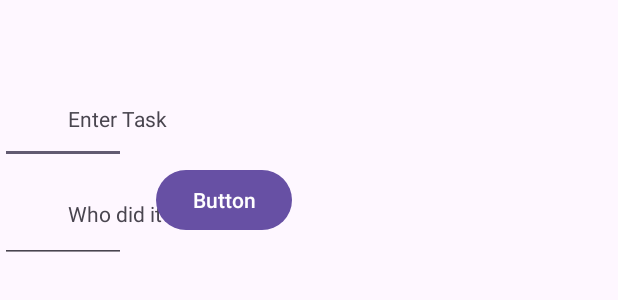
After one commit to rs-bm/Oct7, an Android app: the layout input_fragment.xml on its own in the app's theme, with its tools: preview values and no code run, on a phone screen of 412 x 824 dp. The commit adds this screen. Shown: the top 300 px of the screen. Run offline under Robolectric (Android 15) with nearby library versions, the phone set to English and light mode, and no system bars.

Commit message:
fragments and layouts created

```diff
--- a/app/build.gradle.kts
+++ b/app/build.gradle.kts
@@ -37,6 +37,7 @@ dependencies {
     implementation(libs.material)
     implementation(libs.activity)
     implementation(libs.constraintlayout)
+    implementation(libs.fragment)
     testImplementation(libs.junit)
     androidTestImplementation(libs.ext.junit)
     androidTestImplementation(libs.espresso.core)
--- /dev/null
+++ b/app/src/main/java/com/example/oct7/ListFragment.java
@@ -0,0 +1,6 @@
+package com.example.oct7;
+
+import androidx.fragment.app.Fragment;
+
+public class ListFragment extends Fragment {
+}
--- /dev/null
+++ b/app/src/main/res/layout/input_fragment.xml
@@ -0,0 +1,61 @@
+<androidx.constraintlayout.widget.ConstraintLayout xmlns:android="http://schemas.android.com/apk/res/android"
+    xmlns:app="http://schemas.android.com/apk/res-auto"
+    xmlns:tools="http://schemas.android.com/tools"
+    android:id="@+id/main"
+    android:layout_width="match_parent"
+    android:layout_height="match_parent"
+    tools:context=".InputFragment">
+
+
+    <TextView
+        android:id="@+id/enter_task"
+        android:layout_width="wrap_content"
+        android:layout_height="wrap_content"
+        android:layout_marginStart="45dp"
+        android:layout_marginTop="69dp"
+        android:text="@string/enter_task"
+        app:layout_constraintStart_toStartOf="parent"
+        app:layout_constraintTop_toTopOf="parent"
+        tools:ignore="MissingConstraints" />
+
+    <TextView
+        android:id="@+id/who_did_it"
+        android:layout_width="wrap_content"
+        android:layout_height="wrap_content"
+        android:layout_marginTop="44dp"
+        android:text="@string/who_did_it"
+        app:layout_constraintStart_toStartOf="@+id/enter_task"
+        app:layout_constraintTop_toBottomOf="@+id/enter_task"
+        tools:ignore="MissingConstraints" />
+
+    <EditText
+        android:id="@+id/enter_task_et"
+        android:layout_width="84dp"
+        android:layout_height="50dp"
+        android:layout_marginTop="-10dp"
+        android:inputType="text"
+        app:layout_constraintTop_toTopOf="@+id/enter_task"
+        tools:ignore="MissingConstraints"
+        tools:layout_editor_absoluteX="184dp" />
+
+    <EditText
+        android:id="@+id/who_did_it_et"
+        android:layout_width="84dp"
+        android:layout_height="50dp"
+        android:layout_marginTop="16dp"
+        android:inputType="text"
+        app:layout_constraintStart_toStartOf="@+id/enter_task_et"
+        app:layout_constraintTop_toBottomOf="@+id/enter_task_et"
+        tools:ignore="MissingConstraints" />
+
+    <Button
+        android:id="@+id/button"
+        android:layout_width="wrap_content"
+        android:layout_height="wrap_content"
+        android:layout_marginStart="20dp"
+        android:text="Button"
+        app:layout_constraintStart_toEndOf="@+id/who_did_it_et"
+        app:layout_constraintTop_toBottomOf="@+id/enter_task_et" />
+
+
+</androidx.constraintlayout.widget.ConstraintLayout>
--- a/app/src/main/res/values/strings.xml
+++ b/app/src/main/res/values/strings.xml
@@ -1,3 +1,5 @@
 <resources>
     <string name="app_name">Oct7</string>
+    <string name="enter_task">Enter Task</string>
+    <string name="who_did_it">Who did it?</string>
 </resources>
--- a/gradle/libs.versions.toml
+++ b/gradle/libs.versions.toml
@@ -7,6 +7,7 @@ appcompat = "1.7.1"
 material = "1.13.0"
 activity = "1.11.0"
 constraintlayout = "2.2.1"
+fragment = "1.8.9"
 
 [libraries]
 junit = { group = "junit", name = "junit", version.ref = "junit" }
@@ -16,6 +17,7 @@ appcompat = { group = "androidx.appcompat", name = "appcompat", version.ref = "a
 material = { group = "com.google.android.material", name = "material", version.ref = "material" }
 activity = { group = "androidx.activity", name = "activity", version.ref = "activity" }
 constraintlayout = { group = "androidx.constraintlayout", name = "constraintlayout", version.ref = "constraintlayout" }
+fragment = { group = "androidx.fragment", name = "fragment", version.ref = "fragment" }
 
 [plugins]
 android-application = { id = "com.android.application", version.ref = "agp" }
```
Also changed, not shown: app/src/main/java/com/example/oct7/InputFragment.java (added, +9 -0 lines), app/src/main/java/com/example/oct7/MainActivity.java (+17 -10 lines), app/src/main/java/com/example/oct7/TaskViewModel.java (added, +33 -0 lines), app/src/main/res/layout/activity_main.xml (+14 -7 lines), app/src/main/res/layout/list_fragment.xml (added, +14 -0 lines).
